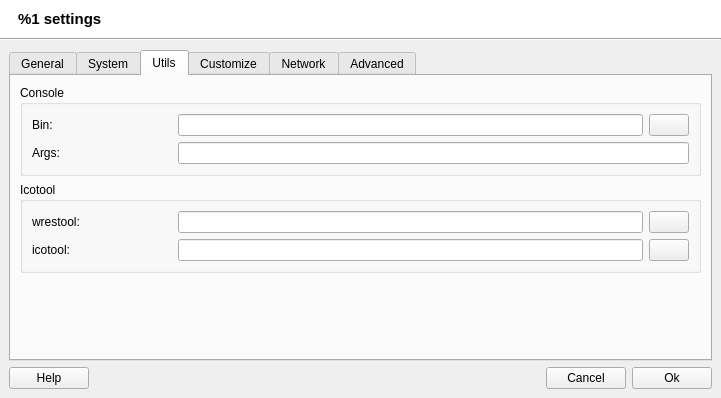
brezerk/q4wine, file src/uis/AppSettings.ui: the form before one commit.
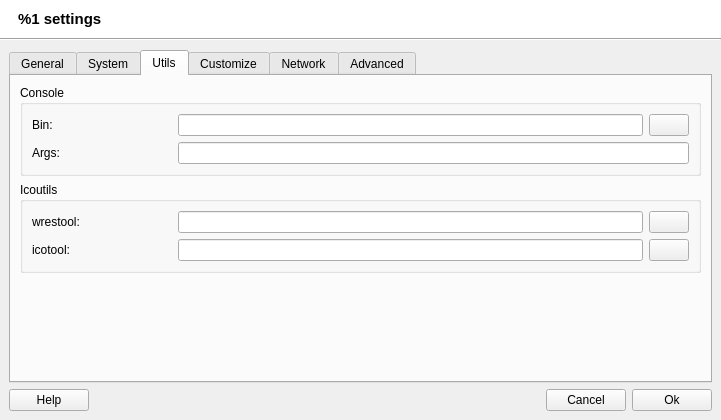
The form after the commit. The open tabs and pages were chosen to show the change. Icons and pictures are not drawn.

The edit to the form file:
```diff
--- a/src/uis/AppSettings.ui
+++ b/src/uis/AppSettings.ui
@@ -9,8 +9,8 @@
    <rect>
     <x>0</x>
     <y>0</y>
-    <width>708</width>
-    <height>398</height>
+    <width>709</width>
+    <height>420</height>
    </rect>
   </property>
   <property name="windowTitle">
@@ -915,7 +915,7 @@
           <item>
            <widget class="QGroupBox" name="groupBox_5">
             <property name="title">
-             <string>Icotool</string>
+             <string>Icoutils</string>
             </property>
             <layout class="QVBoxLayout">
              <item>
```
